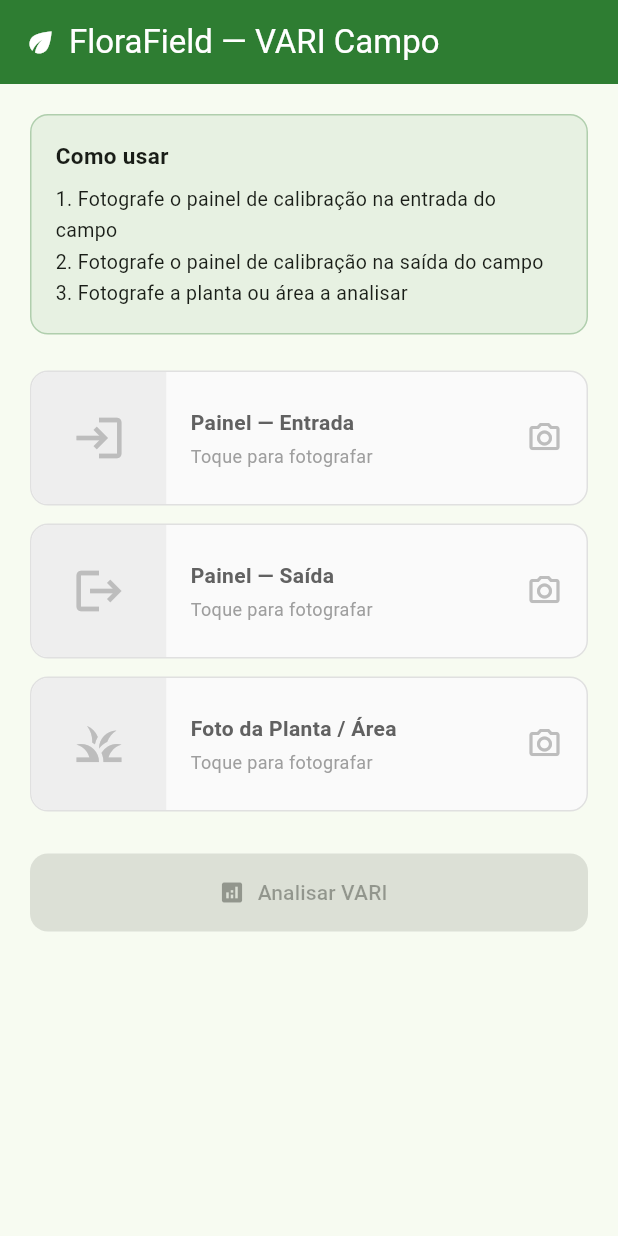
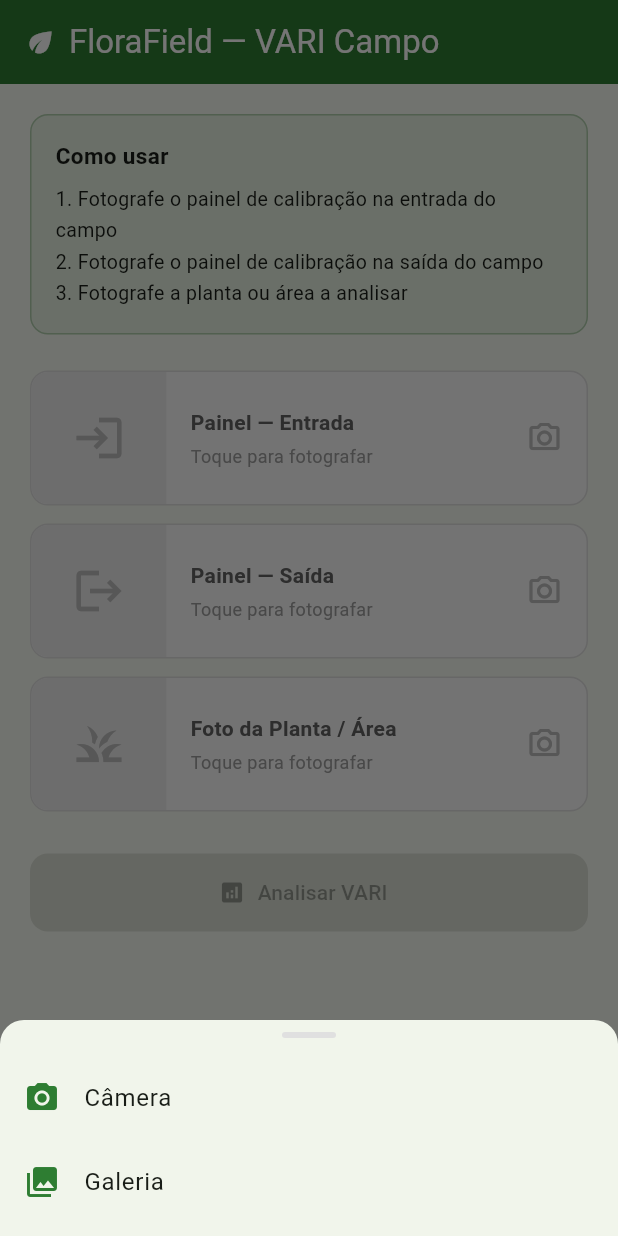
Before and after one commit to eduwerneck/projetos, a Flutter app: the screen it shows after launch, after a tap on "Painel — Entrada", on a phone screen of 412 x 824 dp. Run offline on Flutter 3.47's test engine with Material 3 defaults, Android fonts, the phone set to English and light mode, and no system bars; our stand-ins replace dio, fl_chart, geolocator, go_router, image_picker, logger and 2 more.

Commit message:
feat: add gallery picker and export/share with watermark to FloraField
- Home screen: bottom sheet lets user choose Camera or Gallery when selecting photos
- Result screen: RepaintBoundary captures VARI map + color ramp + stats + watermark
- Export: renders composite to PNG at 3x resolution, shares via share_plus
- Watermark: small italic 'FloraField' text at bottom-right of exported card
- Added _MiniStat chips (median, std dev, min, max, pixel count)

https://claude.ai/code/session_01CA9oTfi3AYp79T4Bwooa2n

```diff
--- a/floracloud_field/lib/screens/home_screen.dart
+++ b/floracloud_field/lib/screens/home_screen.dart
@@ -21,10 +21,9 @@ class _HomeScreenState extends State<HomeScreen> {
   final _picker = ImagePicker();
 
   Future<void> _pick(String slot) async {
-    final xFile = await _picker.pickImage(
-      source: ImageSource.camera,
-      imageQuality: 95,
-    );
+    final source = await _showSourceDialog();
+    if (source == null) return;
+    final xFile = await _picker.pickImage(source: source, imageQuality: 95);
     if (xFile == null) return;
     final file = File(xFile.path);
     setState(() {
@@ -33,6 +32,41 @@ class _HomeScreenState extends State<HomeScreen> {
       if (slot == 'field') _field = file;
       _error = null;
     });
+  }
+
+  Future<ImageSource?> _showSourceDialog() async {
+    return showModalBottomSheet<ImageSource>(
+      context: context,
+      shape: const RoundedRectangleBorder(
+          borderRadius: BorderRadius.vertical(top: Radius.circular(16))),
+      builder: (ctx) => SafeArea(
+        child: Padding(
+          padding: const EdgeInsets.symmetric(vertical: 8),
+          child: Column(
+            mainAxisSize: MainAxisSize.min,
+            children: [
+              Container(
+                width: 36, height: 4,
+                margin: const EdgeInsets.only(bottom: 12),
+                decoration: BoxDecoration(
+                  color: Colors.grey.shade300,
+                  borderRadius: BorderRadius.circular(2)),
+              ),
+              ListTile(
+                leading: const Icon(Icons.camera_alt, color: Color(0xFF2E7D32)),
+                title: const Text('Câmera'),
+                onTap: () => Navigator.pop(ctx, ImageSource.camera),
+              ),
+              ListTile(
+                leading: const Icon(Icons.photo_library, color: Color(0xFF2E7D32)),
+                title: const Text('Galeria'),
+                onTap: () => Navigator.pop(ctx, ImageSource.gallery),
+              ),
+            ],
+          ),
+        ),
+      ),
+    );
   }
 
   Future<void> _analyze() async {
```
Also changed, not shown: floracloud_field/lib/screens/result_screen.dart (+158 -106 lines).
